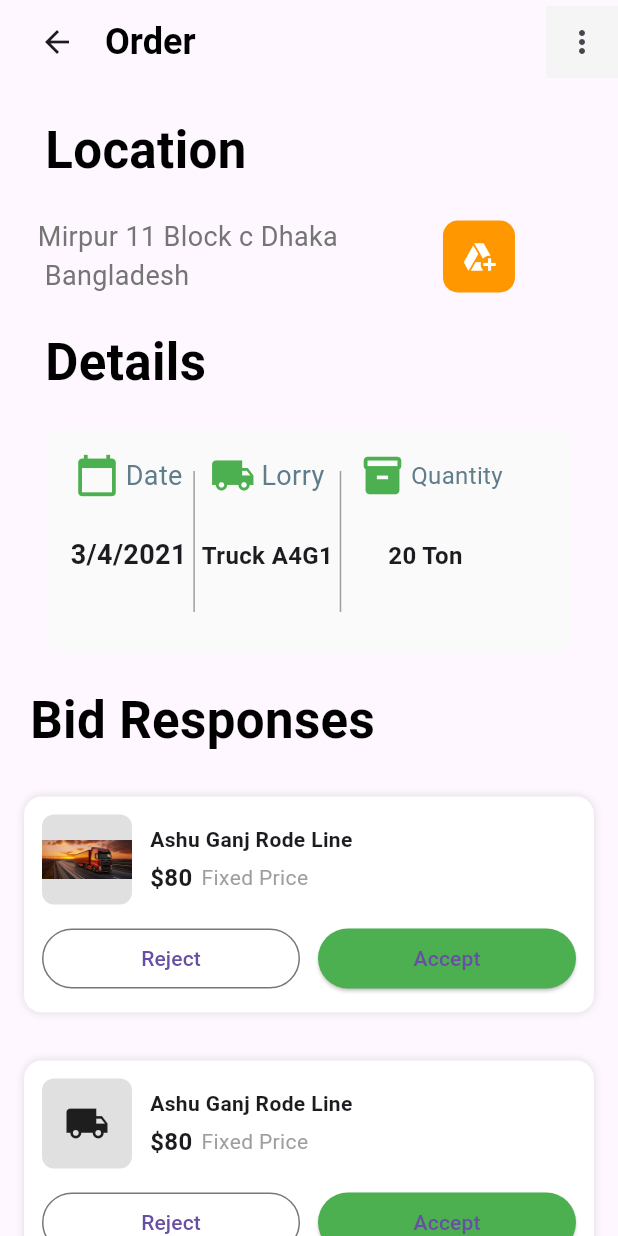
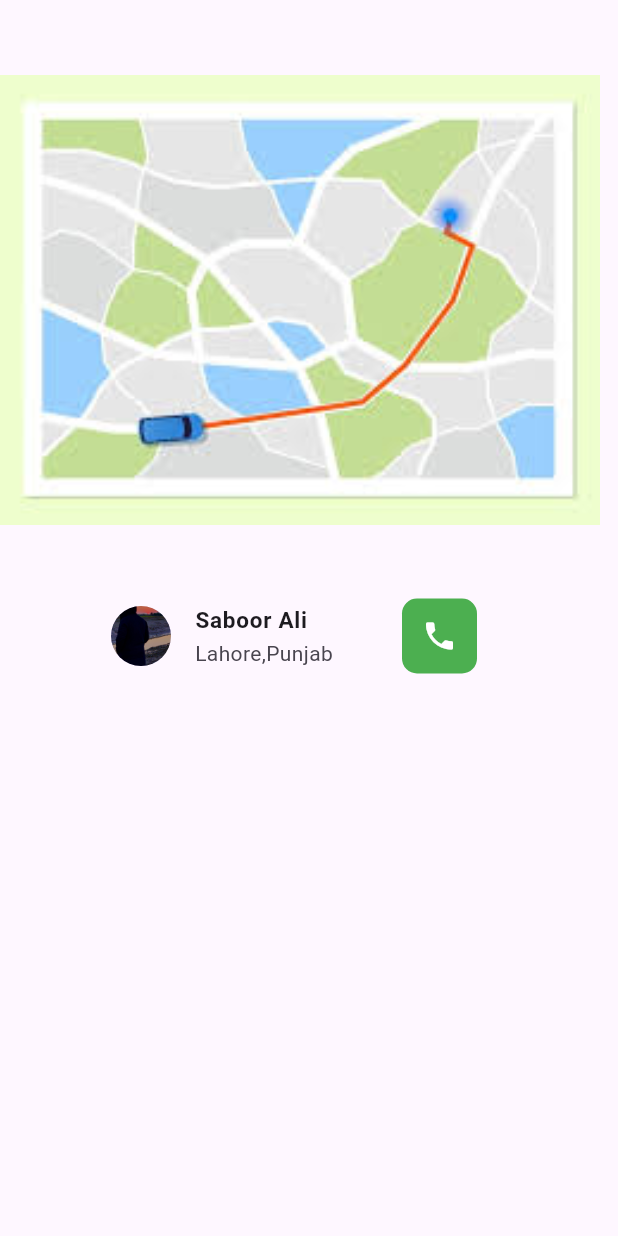
Before and after one commit to Ahmad163563/day02project, a Flutter app: the screen it shows after launch, on a phone screen of 412 x 824 dp. Run offline on Flutter 3.47's test engine with Material 3 defaults, Android fonts, the phone set to English and light mode, and no system bars.

Commit message:
working on page 6

```diff
--- a/lib/main.dart
+++ b/lib/main.dart
@@ -4,6 +4,7 @@ import 'package:day2/view/page%207.dart';
 import 'package:day2/view/page1.dart';
 import 'package:day2/view/page2.dart';
 import 'package:day2/view/page3%5D.dart';
+import 'package:day2/view/page8.dart';
 import 'package:flutter/material.dart';
 
 void main() {
@@ -21,7 +22,7 @@ class MyApp extends StatelessWidget {
         title: 'Flutter Demo',
         theme: ThemeData(
         ),
-        home: Page5()//Page4()//Page3()//Page2()//Page1() //Home(),
+        home: Page8()//Page5()//Page4()//Page3()//Page2()//Page1() //Home(),
     );
   }
 
--- a/lib/view/page 5.dart
+++ b/lib/view/page 5.dart
@@ -258,9 +258,10 @@ class _Page5State extends State<Page5> {
               Row(
                 children: [
                   Expanded(
-                    child: OutlinedButton(
+                    child: ElevatedButton(
+                  style: ElevatedButton.styleFrom(backgroundColor: Colors.white70),
                       onPressed: () {},
-                      child: Text("Reject"),
+                      child: Text("Reject",style: TextStyle(color: Colors.green),),
                     ),
                   ),
                   SizedBox(width: 12),
@@ -270,7 +271,7 @@ class _Page5State extends State<Page5> {
                       style: ElevatedButton.styleFrom(
                         backgroundColor: Colors.green,
                       ),
-                      child: Text("Accept"),
+                      child: Text("Accept",style: TextStyle(color: Colors.white),),
                     ),
                   ),
                 ],
@@ -334,9 +335,10 @@ class _Page5State extends State<Page5> {
               Row(
                 children: [
                   Expanded(
-                    child: OutlinedButton(
+                    child: ElevatedButton(
                       onPressed: () {},
-                      child: Text("Reject"),
+                      style: ElevatedButton.styleFrom(backgroundColor: Colors.white70),
+                      child: Text("Reject",style: TextStyle(color: Colors.green),),
                     ),
                   ),
                   SizedBox(width: 12),
@@ -346,7 +348,7 @@ class _Page5State extends State<Page5> {
                       style: ElevatedButton.styleFrom(
                         backgroundColor: Colors.green,
                       ),
-                      child: Text("Accept"),
+                      child: Text("Accept",style: TextStyle(color: Colors.white),),
                     ),
                   ),
                 ],
--- /dev/null
+++ b/lib/view/page8.dart
@@ -0,0 +1,59 @@
+import 'package:flutter/material.dart';
+
+class Page8 extends StatefulWidget {
+  const Page8({super.key});
+
+  @override
+  State<Page8> createState() => _Page9State();
+}
+
+class _Page9State extends State<Page8> {
+  @override
+  Widget build(BuildContext context) {
+    return Scaffold(
+      body: Column(
+        children: [
+          SizedBox(height: 50,),
+          Image.asset('assets/map.jpeg',height: 300,width: 400,fit: BoxFit.fitHeight,),
+          SizedBox(height: 30,),
+          Container(
+            height: 130,
+            width: 300,
+            decoration: BoxDecoration(
+              borderRadius: BorderRadius.circular(10),
+              color: Colors.grey[30]
+            ),
+            child: Padding(
+              padding: const EdgeInsets.all(8.0),
+              child: ListTile(
+                leading: CircleAvatar(backgroundImage:AssetImage('assets/amd.jpg'),),
+                title: Text('Saboor Ali',style: TextStyle(fontWeight: FontWeight.bold,fontSize: 15),),
+                trailing: Container(
+                    height: 50,
+                    width: 50,decoration: BoxDecoration(
+                  borderRadius: BorderRadius.circular(10),
+                  color: Colors.green,
+                ),
+                    child: Icon(Icons.phone,color: Colors.white,)),
+                subtitle: Text('Lahore,Punjab'),
+              ),
+            ),
+          ),
+          Container(
+            height: 200,
+            width: 350,
+            decoration: BoxDecoration(
+              borderRadius: BorderRadius.circular(10),
+              color: Colors.grey[30]
+            ),
+            child: Column(
+              children: [
+
+              ],
+            ),
+          )
+        ],
+      )
+    );
+  }
+}
```
Also changed, not shown: assets/amd.jpg (added), assets/map.jpeg (added).
